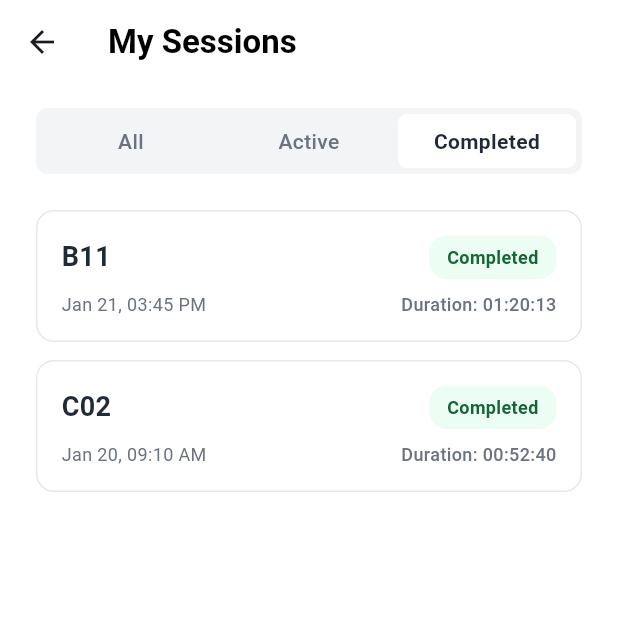
After one commit to semester-five/mobile, a Flutter app: the MySessionPage screen opened directly, after a tap on "Active", after a tap on "Completed", on a phone screen of 412 x 824 dp, the top half of it. The commit adds this screen. Run offline on Flutter 3.47's test engine with Material 3 defaults, Android fonts, the phone set to English and light mode, and no system bars; our stand-ins replace flutter_dotenv.

Commit message:
feat: Refactor session pages to implement tab navigation and add session details

```diff
--- a/lib/features/session/presentation/pages/active_session_page.dart
+++ b/lib/features/session/presentation/pages/active_session_page.dart
@@ -1,73 +1,127 @@
+import 'package:face_locker/features/session/presentation/pages/detail_active_session_page.dart';
 import 'package:flutter/material.dart';
 
-class ActiveSessionPage extends StatelessWidget {
-  const ActiveSessionPage({super.key});
+class ActiveSessionsPage extends StatelessWidget {
+	const ActiveSessionsPage({super.key});
 
 	@override
 	Widget build(BuildContext context) {
-    return Scaffold(
-      backgroundColor: Colors.white,
-      appBar: AppBar(
-        backgroundColor: Colors.white,
-        elevation: 0,
-        title: const Text(
-          'Active Session',
-          style: TextStyle(
-            color: Colors.black,
-            fontSize: 22,
-            fontWeight: FontWeight.bold,
+		return ListView(
+			padding: EdgeInsets.zero,
+			children: const [
+				_ActiveSessionCard(
+					lockerCode: 'A05',
+					dateTime: 'Jan 23, 10:00 AM',
+					location: 'Floor 1 - Zone B',
 				),
+				SizedBox(height: 12),
+				_ActiveSessionCard(
+					lockerCode: 'D14',
+					dateTime: 'Jan 23, 11:20 AM',
+					location: 'Floor 2 - Zone A',
 				),
+			],
+		);
+	}
+}
+
+class _ActiveSessionCard extends StatelessWidget {
+	const _ActiveSessionCard({
+		required this.lockerCode,
+		required this.dateTime,
+		required this.location,
+	});
+
+	final String lockerCode;
+	final String dateTime;
+	final String location;
+
+	@override
+	Widget build(BuildContext context) {
+		return InkWell(
+			borderRadius: BorderRadius.circular(12),
+			onTap: () {
+				Navigator.of(context).push(
+					MaterialPageRoute(
+						builder: (context) => const DetailActiveSessionPage(),
 					),
-      body: SingleChildScrollView(
-        padding: const EdgeInsets.symmetric(horizontal: 24, vertical: 24),
-        child: Column(
-          children: [
-            Container(
-              padding: const EdgeInsets.symmetric(vertical: 48),
+				);
+			},
+			child: Container(
+				padding: const EdgeInsets.all(16),
 				decoration: BoxDecoration(
-                color: const Color(0xFFEFF6FF),
-                borderRadius: BorderRadius.circular(24),
+					color: Colors.white,
+					border: Border.all(color: const Color(0xFFE5E7EB)),
+					borderRadius: BorderRadius.circular(12),
 				),
 				child: Column(
 					children: [
-                  const Text(
-                    'YOUR LOCKER',
-                    style: TextStyle(
-                      color: Color(0xFF3B82F6),
-                      fontSize: 14,
-                      fontWeight: FontWeight.w600,
+						Row(
+							mainAxisAlignment: MainAxisAlignment.spaceBetween,
+							children: [
+								Text(
+									lockerCode,
+									style: const TextStyle(
+										fontSize: 18,
+										fontWeight: FontWeight.w700,
+										color: Color(0xFF1F2937),
 									),
 								),
-                  const SizedBox(height: 16),
-                  const Text(
-                    'A05',
+								Container(
+									padding: const EdgeInsets.symmetric(
+										horizontal: 12,
+										vertical: 6,
+									),
+									decoration: BoxDecoration(
+										color: const Color(0xFFDBEAFE),
+										borderRadius: BorderRadius.circular(12),
+									),
+									child: const Text(
+										'Active',
 										style: TextStyle(
+											fontSize: 12,
+											fontWeight: FontWeight.w600,
 											color: Color(0xFF1E40AF),
-                      fontSize: 72,
-                      fontWeight: FontWeight.w800,
 										),
-                  ),
-                  const SizedBox(height: 32),
-                  Text(
-                    'Floor 1 - Zone B',
-                    style: TextStyle(
-                      color: Colors.grey[600],
-                      fontSize: 16,
-                      fontWeight: FontWeight.w500,
 									),
 								),
 							],
 						),
+						const SizedBox(height: 8),
+						Row(
+							children: [
+								const Icon(
+									Icons.schedule_rounded,
+									size: 16,
+									color: Color(0xFF6B7280),
 								),
-            const SizedBox(height: 32),
-            const Text(
-              '00:45:23',
-              style: TextStyle(
-                color: Color(0xFF374151),
-                fontSize: 32,
-                fontWeight: FontWeight.w700,
+								const SizedBox(width: 6),
+								Text(
+									dateTime,
+									style: const TextStyle(
+										fontSize: 12,
+										color: Color(0xFF6B7280),
 									),
+								),
+							],
+						),
+						const SizedBox(height: 6),
+						Row(
+							children: [
+								const Icon(
+									Icons.place_outlined,
+									size: 16,
+									color: Color(0xFF6B7280),
+								),
+								const SizedBox(width: 6),
+								Text(
+									location,
+									style: const TextStyle(
+										fontSize: 12,
+										color: Color(0xFF6B7280),
+									),
+								),
+							],
 						),
 					],
 				),
--- /dev/null
+++ b/lib/features/session/presentation/pages/all_sessions_page.dart
@@ -0,0 +1,102 @@
+import 'package:flutter/material.dart';
+
+class AllSessionsPage extends StatelessWidget {
+	const AllSessionsPage({super.key});
+
+	@override
+	Widget build(BuildContext context) {
+		return ListView(
+			padding: EdgeInsets.zero,
+			children: const [
+				_SessionCard(
+					lockerCode: 'A05',
+					dateTime: 'Jan 23, 10:00 AM',
+					status: 'Active',
+				),
+				SizedBox(height: 12),
+				_SessionCard(
+					lockerCode: 'B11',
+					dateTime: 'Jan 21, 03:45 PM',
+					status: 'Completed',
+				),
+				SizedBox(height: 12),
+				_SessionCard(
+					lockerCode: 'C02',
+					dateTime: 'Jan 20, 09:10 AM',
+					status: 'Completed',
+				),
+			],
+		);
+	}
+}
+
+class _SessionCard extends StatelessWidget {
+	const _SessionCard({
+		required this.lockerCode,
+		required this.dateTime,
+		required this.status,
+	});
+
+	final String lockerCode;
+	final String dateTime;
+	final String status;
+
+	bool get _isActive => status == 'Active';
+
+	@override
+	Widget build(BuildContext context) {
+		return Container(
+			padding: const EdgeInsets.all(16),
+			decoration: BoxDecoration(
+				color: Colors.white,
+				border: Border.all(color: const Color(0xFFE5E7EB)),
+				borderRadius: BorderRadius.circular(12),
+			),
+			child: Row(
+				mainAxisAlignment: MainAxisAlignment.spaceBetween,
+				children: [
+					Column(
+						crossAxisAlignment: CrossAxisAlignment.start,
+						children: [
+							Text(
+								lockerCode,
+								style: const TextStyle(
+									fontSize: 18,
+									fontWeight: FontWeight.w700,
+									color: Color(0xFF1F2937),
+								),
+							),
+							const SizedBox(height: 8),
+							Text(
+								dateTime,
+								style: const TextStyle(
+									fontSize: 12,
+									color: Color(0xFF6B7280),
+								),
+							),
+						],
+					),
+					Container(
+						padding: const EdgeInsets.symmetric(horizontal: 12, vertical: 6),
+						decoration: BoxDecoration(
+							color: _isActive
+									? const Color(0xFFDBEAFE)
+									: const Color(0xFFECFDF3),
+							borderRadius: BorderRadius.circular(12),
+						),
+						child: Text(
+							status,
+							style: TextStyle(
+								fontSize: 12,
+								fontWeight: FontWeight.w600,
+								color: _isActive
+										? const Color(0xFF1E40AF)
+										: const Color(0xFF166534),
+							),
+						),
+					),
+				],
+			),
+		);
+	}
+}
--- /dev/null
+++ b/lib/features/session/presentation/pages/completed_sessions_page.dart
@@ -0,0 +1,102 @@
+import 'package:flutter/material.dart';
+
+class CompletedSessionsPage extends StatelessWidget {
+	const CompletedSessionsPage({super.key});
+
+	@override
+	Widget build(BuildContext context) {
+		return ListView(
+			padding: EdgeInsets.zero,
+			children: const [
+				_CompletedSessionCard(
+					lockerCode: 'B11',
+					dateTime: 'Jan 21, 03:45 PM',
+					duration: '01:20:13',
+				),
+				SizedBox(height: 12),
+				_CompletedSessionCard(
+					lockerCode: 'C02',
+					dateTime: 'Jan 20, 09:10 AM',
+					duration: '00:52:40',
+				),
+			],
+		);
+	}
+}
+
+class _CompletedSessionCard extends StatelessWidget {
+	const _CompletedSessionCard({
+		required this.lockerCode,
+		required this.dateTime,
+		required this.duration,
+	});
+
+	final String lockerCode;
+	final String dateTime;
+	final String duration;
+
+	@override
+	Widget build(BuildContext context) {
+		return Container(
+			padding: const EdgeInsets.all(16),
+			decoration: BoxDecoration(
+				color: Colors.white,
+				border: Border.all(color: const Color(0xFFE5E7EB)),
+				borderRadius: BorderRadius.circular(12),
+			),
+			child: Column(
+				children: [
+					Row(
+						mainAxisAlignment: MainAxisAlignment.spaceBetween,
+						children: [
+							Text(
+								lockerCode,
+								style: const TextStyle(
+									fontSize: 18,
+									fontWeight: FontWeight.w700,
+									color: Color(0xFF1F2937),
+								),
+							),
+							Container(
+								padding: const EdgeInsets.symmetric(horizontal: 12, vertical: 6),
+								decoration: BoxDecoration(
+									color: const Color(0xFFECFDF3),
+									borderRadius: BorderRadius.circular(12),
+								),
+								child: const Text(
+									'Completed',
+									style: TextStyle(
+										fontSize: 12,
+										fontWeight: FontWeight.w600,
+										color: Color(0xFF166534),
+									),
+								),
+							),
+						],
+					),
+					const SizedBox(height: 8),
+					Row(
+						mainAxisAlignment: MainAxisAlignment.spaceBetween,
+						children: [
+							Text(
+								dateTime,
+								style: const TextStyle(
+									fontSize: 12,
+									color: Color(0xFF6B7280),
+								),
+							),
+							Text(
+								'Duration: $duration',
+								style: const TextStyle(
+									fontSize: 12,
+									color: Color(0xFF6B7280),
+									fontWeight: FontWeight.w500,
+								),
+							),
+						],
+					),
+				],
+			),
+		);
+	}
+}
--- /dev/null
+++ b/lib/features/session/presentation/pages/detail_active_session_page.dart
@@ -0,0 +1,77 @@
+import 'package:flutter/material.dart';
+
+class DetailActiveSessionPage extends StatelessWidget {
+  const DetailActiveSessionPage({super.key});
+
+  @override
+  Widget build(BuildContext context) {
+    return Scaffold(
+      backgroundColor: Colors.white,
+      appBar: AppBar(
+        backgroundColor: Colors.white,
+        elevation: 0,
+        title: const Text(
+          'Active Session',
+          style: TextStyle(
+            color: Colors.black,
+            fontSize: 22,
+            fontWeight: FontWeight.bold,
+          ),
+        ),
+      ),
+      body: SingleChildScrollView(
+        padding: const EdgeInsets.symmetric(horizontal: 24, vertical: 24),
+        child: Column(
+          children: [
+            Container(
+              padding: const EdgeInsets.symmetric(vertical: 48),
+              decoration: BoxDecoration(
+                color: const Color(0xFFEFF6FF),
+                borderRadius: BorderRadius.circular(24),
+              ),
+              child: Column(
+                children: [
+                  const Text(
+                    'YOUR LOCKER',
+                    style: TextStyle(
+                      color: Color(0xFF3B82F6),
+                      fontSize: 14,
+                      fontWeight: FontWeight.w600,
+                    ),
+                  ),
+                  const SizedBox(height: 16),
+                  const Text(
+                    'A05',
+                    style: TextStyle(
+                      color: Color(0xFF1E40AF),
+                      fontSize: 72,
+                      fontWeight: FontWeight.w800,
+                    ),
+                  ),
+                  const SizedBox(height: 32),
+                  Text(
+                    'Floor 1 - Zone B',
+                    style: TextStyle(
+                      color: Colors.grey[600],
+                      fontSize: 16,
+                      fontWeight: FontWeight.w500,
+                    ),
+                  ),
+                ],
+              ),
+            ),
+            const SizedBox(height: 32),
+            const Text(
+              '00:45:23',
+              style: TextStyle(
+                color: Color(0xFF374151),
+                fontSize: 32,
+                fontWeight: FontWeight.w700,
+              ),
+            ),
+          ],
+        ),
+      ),
+    );
+  }
+}
--- a/lib/features/session/presentation/pages/my_session_page.dart
+++ b/lib/features/session/presentation/pages/my_session_page.dart
@@ -1,7 +1,38 @@
 import 'package:flutter/material.dart';
+import 'package:face_locker/features/session/presentation/pages/active_session_page.dart';
+import 'package:face_locker/features/session/presentation/pages/all_sessions_page.dart';
+import 'package:face_locker/features/session/presentation/pages/completed_sessions_page.dart';
 
-class MySessionPage extends StatelessWidget {
+class MySessionPage extends StatefulWidget {
   const MySessionPage({super.key});
+
+  @override
+  State<MySessionPage> createState() => _MySessionPageState();
+}
+
+class _MySessionPageState extends State<MySessionPage> {
+  SessionFilterTab _selectedTab = SessionFilterTab.all;
+
+  void _onTabSelected(SessionFilterTab tab) {
+    if (_selectedTab == tab) {
+      return;
+    }
+
+    setState(() {
+      _selectedTab = tab;
+    });
+  }
+
+  Widget _buildTabContent() {
+    switch (_selectedTab) {
+      case SessionFilterTab.all:
+        return const AllSessionsPage();
+      case SessionFilterTab.active:
+        return const ActiveSessionsPage();
+      case SessionFilterTab.completed:
+        return const CompletedSessionsPage();
+    }
+  }
 
   @override
   Widget build(BuildContext context) {
@@ -19,11 +50,10 @@ class MySessionPage extends StatelessWidget {
           ),
         ),
       ),
-      body: SingleChildScrollView(
+      body: Padding(
         padding: const EdgeInsets.symmetric(horizontal: 24, vertical: 16),
         child: Column(
           children: [
-            // Filter tabs
             Container(
               decoration: BoxDecoration(
                 color: const Color(0xFFF3F4F6),
@@ -32,18 +62,33 @@ class MySessionPage extends StatelessWidget {
               padding: const EdgeInsets.all(4),
               child: Row(
                 children: [
-                  _FilterTab(label: 'All', isActive: true),
-                  _FilterTab(label: 'Active', isActive: false),
-                  _FilterTab(label: 'Completed', isActive: false),
+                  _FilterTab(
+                    label: 'All',
+                    isActive: _selectedTab == SessionFilterTab.all,
+                    onTap: () => _onTabSelected(SessionFilterTab.all),
+                  ),
+                  _FilterTab(
+                    label: 'Active',
+                    isActive: _selectedTab == SessionFilterTab.active,
+                    onTap: () => _onTabSelected(SessionFilterTab.active),
+                  ),
+                  _FilterTab(
+                    label: 'Completed',
+                    isActive: _selectedTab == SessionFilterTab.completed,
+                    onTap: () => _onTabSelected(SessionFilterTab.completed),
+                  ),
                 ],
               ),
             ),
             const SizedBox(height: 24),
-            // Session card
-            _SessionCard(
-              lockerCode: 'A05',
-              dateTime: 'Jan 23, 10:00 AM',
-              status: 'Active',
+            Expanded(
+              child: AnimatedSwitcher(
+                duration: const Duration(milliseconds: 180),
+                child: KeyedSubtree(
+                  key: ValueKey(_selectedTab),
+                  child: _buildTabContent(),
+                ),
+              ),
             ),
           ],
         ),
@@ -52,16 +97,26 @@ class MySessionPage extends StatelessWidget {
   }
 }
 
+enum SessionFilterTab { all, active, completed }
+
 class _FilterTab extends StatelessWidget {
   final String label;
   final bool isActive;
+  final VoidCallback onTap;
 
-  const _FilterTab({required this.label, required this.isActive});
+  const _FilterTab({
+    required this.label,
+    required this.isActive,
+    required this.onTap,
+  });
 
   @override
   Widget build(BuildContext context) {
     return Expanded(
-      child: Container(
+      child: GestureDetector(
+        onTap: onTap,
+        child: AnimatedContainer(
+          duration: const Duration(milliseconds: 150),
           padding: const EdgeInsets.symmetric(vertical: 8),
           decoration: BoxDecoration(
             color: isActive ? Colors.white : Colors.transparent,
@@ -73,74 +128,13 @@ class _FilterTab extends StatelessWidget {
             style: TextStyle(
               fontSize: 14,
               fontWeight: isActive ? FontWeight.w600 : FontWeight.w500,
-            color: isActive ? const Color(0xFF1F2937) : const Color(0xFF6B7280),
+              color: isActive
+                  ? const Color(0xFF1F2937)
+                  : const Color(0xFF6B7280),
+            ),
           ),
         ),
       ),
     );
   }
 }
-
-class _SessionCard extends StatelessWidget {
-  final String lockerCode;
-  final String dateTime;
-  final String status;
-
-  const _SessionCard({
-    required this.lockerCode,
-    required this.dateTime,
-    required this.status,
-  });
-
-  @override
-  Widget build(BuildContext context) {
-    return Container(
-      padding: const EdgeInsets.all(16),
-      decoration: BoxDecoration(
-        border: Border.all(color: const Color(0xFFE5E7EB)),
-        borderRadius: BorderRadius.circular(12),
-      ),
-      child: Row(
-        mainAxisAlignment: MainAxisAlignment.spaceBetween,
-        children: [
-          Column(
-            crossAxisAlignment: CrossAxisAlignment.start,
-            children: [
-              Text(
-                lockerCode,
-                style: const TextStyle(
-                  fontSize: 18,
-                  fontWeight: FontWeight.w700,
-                  color: Color(0xFF1F2937),
-                ),
-              ),
-              const SizedBox(height: 8),
-              Text(
-                dateTime,
-                style: const TextStyle(
-                  fontSize: 12,
-                  color: Color(0xFF6B7280),
-                ),
-              ),
-            ],
-          ),
-          Container(
-            padding: const EdgeInsets.symmetric(horizontal: 12, vertical: 6),
-            decoration: BoxDecoration(
-              color: const Color(0xFFDBEAFE),
-              borderRadius: BorderRadius.circular(12),
-            ),
-            child: Text(
-              status,
-              style: const TextStyle(
-                fontSize: 12,
-                fontWeight: FontWeight.w600,
-                color: Color(0xFF1E40AF),
-              ),
-            ),
-          ),
-        ],
-      ),
-    );
-  }
-}
```
Lines whose indentation alone changed are shown as unchanged.
